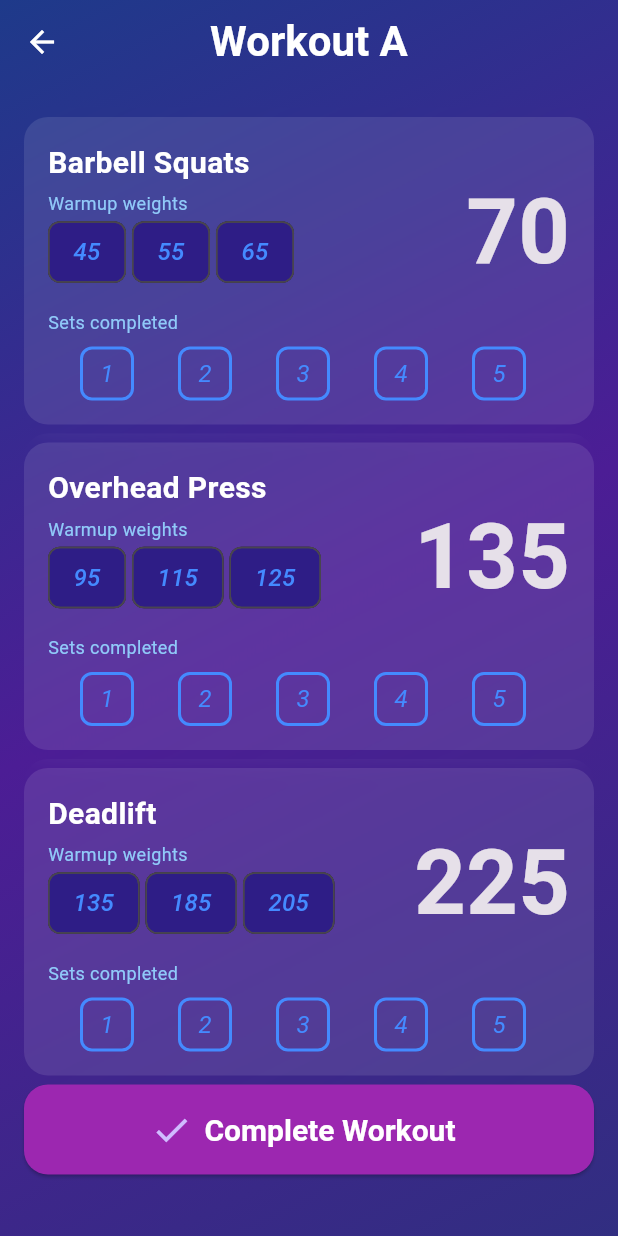
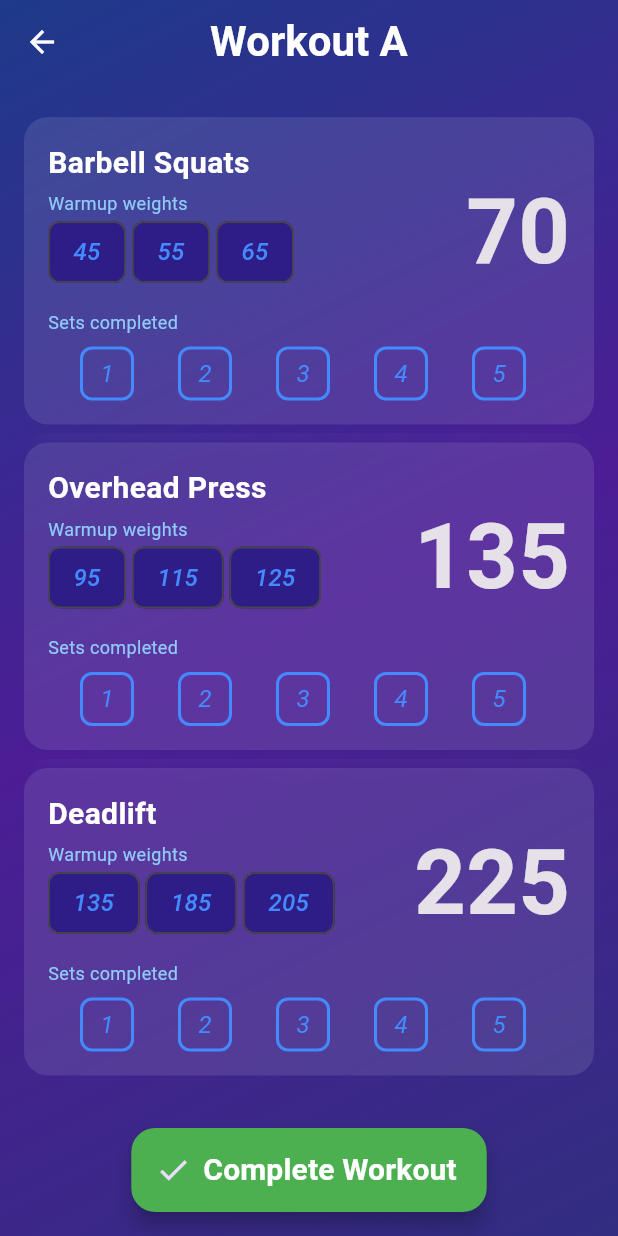
Before and after one commit to c3hmke/trackrinatr, a Flutter app: the screen it shows after launch, after a tap on "Start Next Workout", on a phone screen of 412 x 824 dp. Run offline on Flutter 3.47's test engine with Material 3 defaults, Android fonts, the phone set to English and light mode, and no system bars.

Commit message:
Update WorkoutScreen to have a floating action button; app consistency

```diff
--- a/lib/screens/exercise_screen.dart
+++ b/lib/screens/workout_screen.dart
@@ -33,35 +33,26 @@ class _WorkoutScreenState extends State<WorkoutScreen> {
         body: ListView(
           padding: const EdgeInsets.all(16),
           children: [
-            ...widget.workout.exercises.asMap().entries.map(
-                    (entry) => ExerciseCard(
-                        exercise: entry.value,
-                        onChanged: () => setState(() {})
-                    )
-            ),
+            ...widget.workout.exercises.asMap().entries.map((entry) =>
+              ExerciseCard(
+                exercise: entry.value,
+                onChanged: () => setState(() {})
+              )
+            )
+          ]
+        ),
 
-            ElevatedButton.icon(
-              style: ElevatedButton.styleFrom(
-                backgroundColor: AppColors.accent,
-                minimumSize: const Size.fromHeight(60),
-                shape: RoundedRectangleBorder(
-                  borderRadius: BorderRadius.circular(16),
-                ),
-              ),
-              onPressed: () {
-                setState(() {
-                  widget.workout.lastCompleted = DateTime.now();
-                });
-                Navigator.pop(context);
-                ScaffoldMessenger.of(context).showSnackBar(SnackBar(
-                  content: Text("🎉 Completed ${widget.workout.name}!"),
-                ));
-              },
-              icon: const Icon(Icons.check, size: 28),
-              label: const Text("Complete Workout", style: AppText.subheading),
-            )
-          ],
+        floatingActionButton: FloatingActionButton.extended(
+          onPressed: () {
+            widget.workout.lastCompleted = DateTime.now();
+            Navigator.pop(context);
+          },
+          icon: const Icon(Icons.check),
+          label: const Text("Complete Workout", style: AppText.subheading),
+          backgroundColor: AppColors.accentAlt,
+
         ),
+        floatingActionButtonLocation: FloatingActionButtonLocation.centerFloat,
     ));
   }
 }
--- a/lib/widgets/start_workout_button.dart
+++ b/lib/widgets/start_workout_button.dart
@@ -1,7 +1,7 @@
 import 'package:flutter/material.dart';
 import 'package:trackrinatr/app/theme.dart';
 import 'package:trackrinatr/models/workout.dart';
-import 'package:trackrinatr/screens/exercise_screen.dart';
+import 'package:trackrinatr/screens/workout_screen.dart';
 
 class StartWorkoutButton extends StatelessWidget {
   final Workout workout;
--- a/lib/widgets/workout_list_item.dart
+++ b/lib/widgets/workout_list_item.dart
@@ -1,7 +1,7 @@
 import 'package:flutter/material.dart';
 import 'package:trackrinatr/app/theme.dart';
 import 'package:trackrinatr/models/workout.dart';
-import 'package:trackrinatr/screens/exercise_screen.dart';
+import 'package:trackrinatr/screens/workout_screen.dart';
 import 'package:trackrinatr/widgets/frosted_card.dart';
 
 class WorkoutListItem extends StatelessWidget {
```
